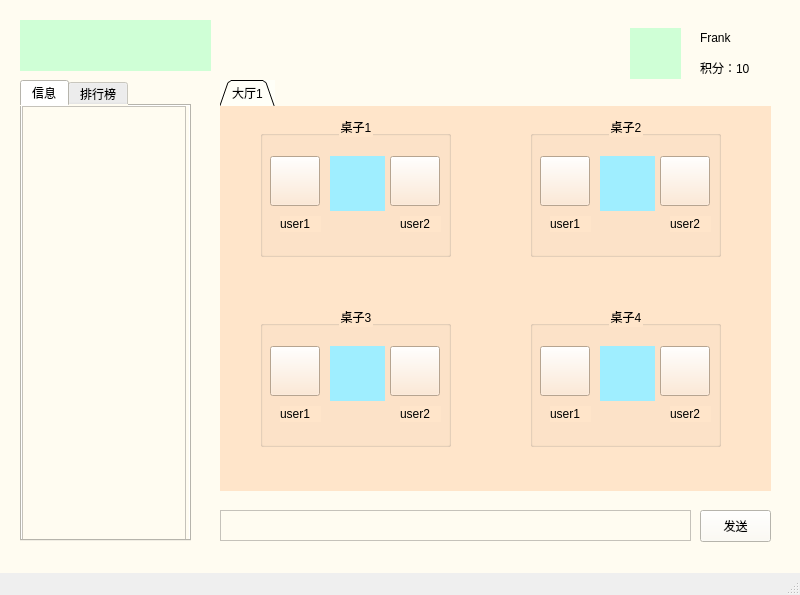
wufulin/PyGomoku, file ui/main.ui: the form before one commit.
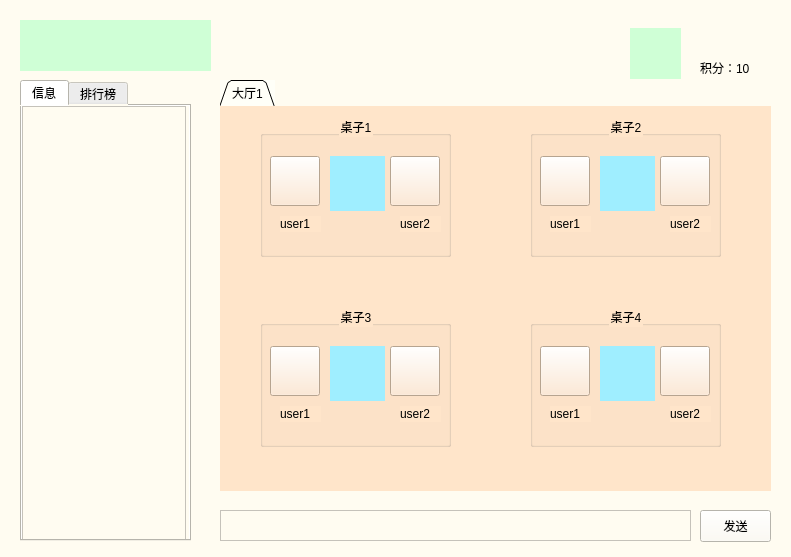
The form after the commit.

What changed in the file:
```diff
--- a/ui/main.ui
+++ b/ui/main.ui
@@ -6,10 +6,16 @@
    <rect>
     <x>0</x>
     <y>0</y>
-    <width>800</width>
-    <height>595</height>
+    <width>791</width>
+    <height>557</height>
    </rect>
   </property>
+  <property name="sizePolicy">
+   <sizepolicy hsizetype="Preferred" vsizetype="Preferred">
+    <horstretch>0</horstretch>
+    <verstretch>0</verstretch>
+   </sizepolicy>
+  </property>
   <property name="windowTitle">
    <string>MainWindow</string>
   </property>
@@ -498,7 +504,7 @@
      </rect>
     </property>
     <property name="text">
-     <string>Frank</string>
+     <string/>
     </property>
    </widget>
    <widget class="QLabel" name="label_10">
@@ -515,17 +521,6 @@
     </property>
    </widget>
   </widget>
-  <widget class="QStatusBar" name="statusbar"/>
-  <widget class="QMenuBar" name="menubar">
-   <property name="geometry">
-    <rect>
-     <x>0</x>
-     <y>0</y>
-     <width>800</width>
-     <height>22</height>
-    </rect>
-   </property>
-  </widget>
  </widget>
  <resources/>
  <connections/>
```
